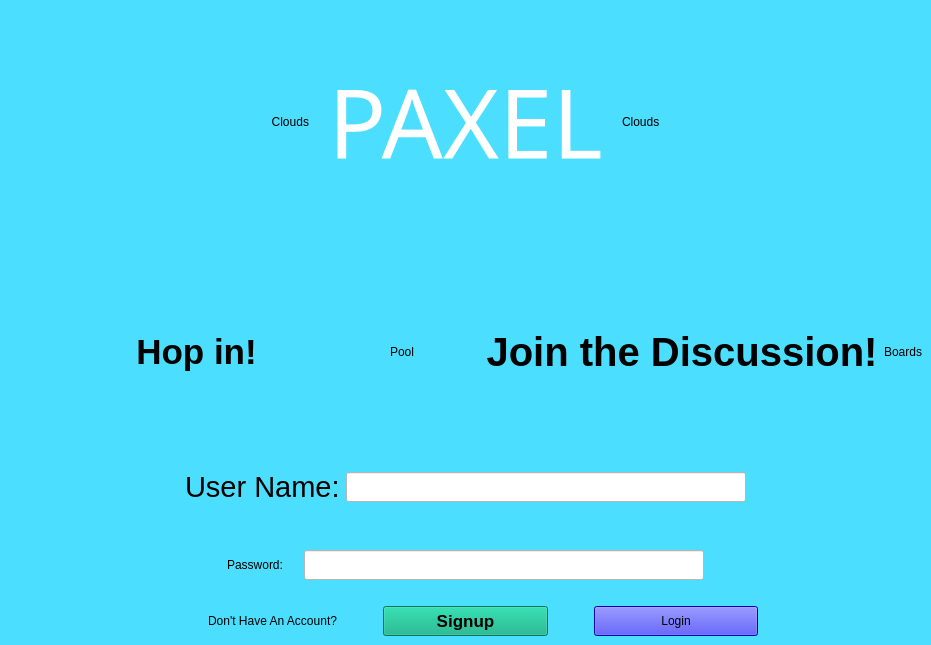
Old version of the form Paxel/mainwindow.ui in the repository ClownKingWalrus/PAXEL.
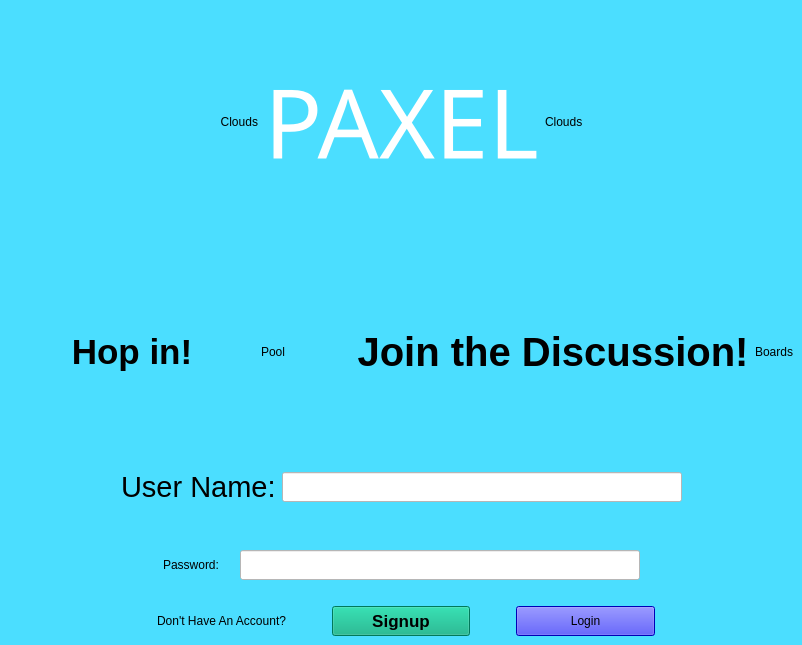
New version of the form.

Commit message: Window fix and tab order fix

The edit to the form file:
```diff
--- a/Paxel/mainwindow.ui
+++ b/Paxel/mainwindow.ui
@@ -6,7 +6,7 @@
    <rect>
     <x>0</x>
     <y>0</y>
-    <width>931</width>
+    <width>802</width>
     <height>645</height>
    </rect>
   </property>
@@ -19,13 +19,19 @@
   <property name="windowTitle">
    <string>Paxel</string>
   </property>
+  <property name="layoutDirection">
+   <enum>Qt::LayoutDirection::LeftToRight</enum>
+  </property>
   <property name="styleSheet">
    <string notr="true">background-color: rgb(75, 222, 255);</string>
   </property>
   <widget class="QWidget" name="centralwidget">
    <layout class="QGridLayout" name="gridLayout">
     <item row="0" column="0">
-     <layout class="QGridLayout" name="gridLayout">
+     <layout class="QGridLayout" name="gridLayout1">
+      <property name="rightMargin">
+       <number>0</number>
+      </property>
       <item row="12" column="0">
        <layout class="QHBoxLayout" name="horizontalLayout_5">
         <item>
```
Left out of the diff: 8 changed lines with no effect on the pictures. The commit also changes 6 other files.
